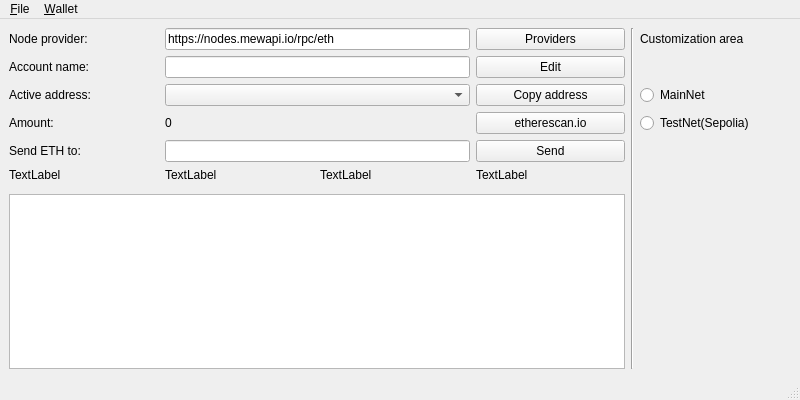
Above: resources/UI/MainWindow.ui from tokimay/full_access_wallet before the change. Below: the same form after it.
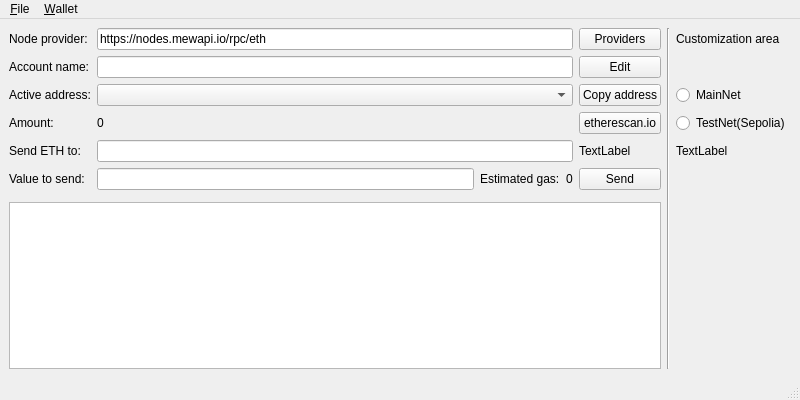
That is the form after the change.

Diff of the .ui file:
```diff
--- a/resources/UI/MainWindow.ui
+++ b/resources/UI/MainWindow.ui
@@ -23,56 +23,11 @@
       <height>341</height>
      </rect>
     </property>
-    <layout class="QGridLayout" name="gridlayout" columnstretch="0,0,0,0,0,0">
-     <item row="1" column="0">
-      <widget class="QLabel" name="label_node_provider">
-       <property name="text">
-        <string>Node provider:</string>
-       </property>
-      </widget>
-     </item>
-     <item row="1" column="5">
-      <widget class="QLabel" name="label_customizationArea">
-       <property name="text">
-        <string>Customization area</string>
-       </property>
-      </widget>
-     </item>
-     <item row="2" column="1" colspan="2">
-      <widget class="QLineEdit" name="lineEdit_accountName"/>
-     </item>
-     <item row="4" column="1" colspan="2">
-      <widget class="QLabel" name="label_amount_val">
-       <property name="text">
-        <string>0</string>
-       </property>
-      </widget>
-     </item>
-     <item row="3" column="3">
-      <widget class="QPushButton" name="pushButton_copy_address">
-       <property name="text">
-        <string>Copy address</string>
-       </property>
-      </widget>
-     </item>
-     <item row="1" column="1" colspan="2">
-      <widget class="QLineEdit" name="lineEdit_node_provider">
-       <property name="text">
-        <string>https://nodes.mewapi.io/rpc/eth</string>
-       </property>
-      </widget>
-     </item>
-     <item row="2" column="0">
-      <widget class="QLabel" name="label_accountName">
-       <property name="text">
-        <string>Account name:</string>
-       </property>
-      </widget>
-     </item>
-     <item row="4" column="5">
-      <widget class="QRadioButton" name="radioButton_testNet">
-       <property name="text">
-        <string>TestNet(Sepolia)</string>
+    <layout class="QGridLayout" name="gridlayout" columnstretch="0,0,0,0,0,0,0">
+     <item row="1" column="5" rowspan="8">
+      <widget class="Line" name="line_vertical">
+       <property name="orientation">
+        <enum>Qt::Vertical</enum>
        </property>
       </widget>
      </item>
@@ -83,17 +38,21 @@
        </property>
       </widget>
      </item>
-     <item row="8" column="0" colspan="4">
-      <widget class="QTextEdit" name="textEdit_main"/>
+     <item row="2" column="4">
+      <widget class="QPushButton" name="pushButton_accountName">
+       <property name="text">
+        <string>Edit</string>
+       </property>
+      </widget>
      </item>
-     <item row="6" column="1">
-      <widget class="QLabel" name="label_3">
+     <item row="4" column="4">
+      <widget class="QPushButton" name="pushButton_ETH">
        <property name="text">
-        <string>TextLabel</string>
+        <string>etherescan.io</string>
        </property>
       </widget>
      </item>
-     <item row="8" column="5">
+     <item row="8" column="6">
       <spacer name="verticalSpacer">
        <property name="orientation">
         <enum>Qt::Vertical</enum>
@@ -106,13 +65,46 @@
        </property>
       </spacer>
      </item>
-     <item row="2" column="3">
-      <widget class="QPushButton" name="pushButton_accountName">
+     <item row="3" column="1" colspan="3">
+      <widget class="QComboBox" name="comboBox_activeAddress_val"/>
+     </item>
+     <item row="4" column="1" colspan="3">
+      <widget class="QLabel" name="label_amount_val">
        <property name="text">
-        <string>Edit</string>
+        <string>0</string>
        </property>
       </widget>
      </item>
+     <item row="1" column="4">
+      <widget class="QPushButton" name="pushButton_node_provider">
+       <property name="text">
+        <string>Providers</string>
+       </property>
+      </widget>
+     </item>
+     <item row="3" column="4">
+      <widget class="QPushButton" name="pushButton_copy_address">
+       <property name="text">
+        <string>Copy address</string>
+       </property>
+      </widget>
+     </item>
+     <item row="2" column="1" colspan="3">
+      <widget class="QLineEdit" name="lineEdit_accountName"/>
+     </item>
+     <item row="6" column="1">
+      <widget class="QLineEdit" name="lineEdit_sendValue"/>
+     </item>
+     <item row="3" column="6">
+      <widget class="QRadioButton" name="radioButton_mainNet">
+       <property name="text">
+        <string>MainNet</string>
+       </property>
+      </widget>
+     </item>
+     <item row="8" column="0" colspan="5">
+      <widget class="QTextEdit" name="textEdit_main"/>
+     </item>
      <item row="5" column="0">
       <widget class="QLabel" name="label_send">
        <property name="text">
@@ -120,27 +112,59 @@
        </property>
       </widget>
      </item>
-     <item row="1" column="4" rowspan="8">
-      <widget class="Line" name="line_vertical">
-       <property name="orientation">
-        <enum>Qt::Vertical</enum>
+     <item row="6" column="4">
+      <widget class="QPushButton" name="pushButton_send">
+       <property name="text">
+        <string>Send</string>
+       </property>
+      </widget>
+     </item>
+     <item row="6" column="2">
+      <widget class="QLabel" name="label_estimated">
+       <property name="text">
+        <string>Estimated gas:</string>
+       </property>
+      </widget>
+     </item>
+     <item row="1" column="0">
+      <widget class="QLabel" name="label_node_provider">
+       <property name="text">
+        <string>Node provider:</string>
+       </property>
+      </widget>
+     </item>
+     <item row="2" column="0">
+      <widget class="QLabel" name="label_accountName">
+       <property name="text">
+        <string>Account name:</string>
+       </property>
+      </widget>
+     </item>
+     <item row="4" column="6">
+      <widget class="QRadioButton" name="radioButton_testNet">
+       <property name="text">
+        <string>TestNet(Sepolia)</string>
        </property>
       </widget>
      </item>
      <item row="6" column="0">
       <widget class="QLabel" name="label">
        <property name="text">
-        <string>TextLabel</string>
+        <string>Value to send:</string>
        </property>
       </widget>
      </item>
-     <item row="3" column="1" colspan="2">
-      <widget class="QComboBox" name="comboBox_activeAddress_val"/>
+     <item row="1" column="6">
+      <widget class="QLabel" name="label_customizationArea">
+       <property name="text">
+        <string>Customization area</string>
+       </property>
+      </widget>
      </item>
-     <item row="4" column="3">
-      <widget class="QPushButton" name="pushButton_ETH">
+     <item row="1" column="1" colspan="3">
+      <widget class="QLineEdit" name="lineEdit_node_provider">
        <property name="text">
-        <string>etherescan.io</string>
+        <string>https://nodes.mewapi.io/rpc/eth</string>
        </property>
       </widget>
      </item>
@@ -151,44 +175,30 @@
        </property>
       </widget>
      </item>
-     <item row="1" column="3">
-      <widget class="QPushButton" name="pushButton_node_provider">
-       <property name="text">
-        <string>Providers</string>
-       </property>
-      </widget>
-     </item>
      <item row="6" column="3">
+      <widget class="QLabel" name="label_gasEstimated_val">
+       <property name="text">
+        <string>0</string>
+       </property>
+      </widget>
+     </item>
+     <item row="5" column="6">
       <widget class="QLabel" name="label_4">
        <property name="text">
         <string>TextLabel</string>
        </property>
       </widget>
      </item>
-     <item row="3" column="5">
-      <widget class="QRadioButton" name="radioButton_mainNet">
-       <property name="text">
-        <string>MainNet</string>
-       </property>
-      </widget>
-     </item>
-     <item row="6" column="2">
-      <widget class="QLabel" name="label_2">
+     <item row="5" column="4">
+      <widget class="QLabel" name="label_3">
        <property name="text">
         <string>TextLabel</string>
        </property>
       </widget>
      </item>
-     <item row="5" column="1" colspan="2">
+     <item row="5" column="1" colspan="3">
       <widget class="QLineEdit" name="lineEdit_send"/>
      </item>
-     <item row="5" column="3">
-      <widget class="QPushButton" name="pushButton_send">
-       <property name="text">
-        <string>Send</string>
-       </property>
-      </widget>
-     </item>
     </layout>
    </widget>
   </widget>
```
Left out of the diff: 2 changed lines with no effect on the pictures.
